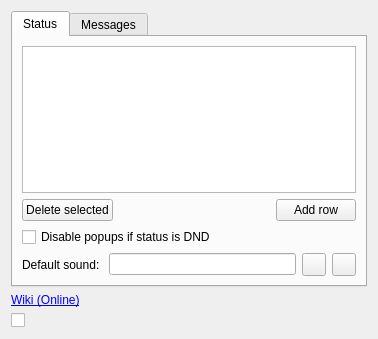
First picture: the form in generic/watcherplugin/options.ui, repository psi-im/plugins, before the edit.
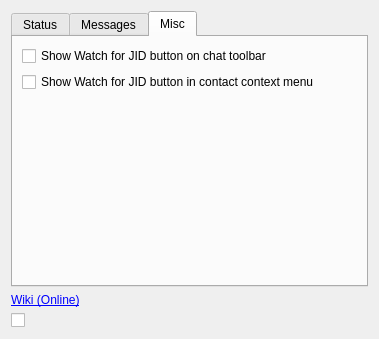
Second picture: the form after the edit. The open tabs and pages were chosen to show the change. Custom widgets are drawn as their Qt base class.

What changed in the file:
```diff
--- a/generic/watcherplugin/options.ui
+++ b/generic/watcherplugin/options.ui
@@ -6,7 +6,7 @@
    <rect>
     <x>0</x>
     <y>0</y>
-    <width>378</width>
+    <width>379</width>
     <height>339</height>
    </rect>
   </property>
@@ -164,6 +164,40 @@
        </item>
       </layout>
      </widget>
+     <widget class="QWidget" name="tab">
+      <attribute name="title">
+       <string>Misc</string>
+      </attribute>
+      <layout class="QVBoxLayout" name="verticalLayout_5">
+       <item>
+        <widget class="QCheckBox" name="cb_showOnToolbar">
+         <property name="text">
+          <string>Show Watch for JID button on chat toolbar</string>
+         </property>
+        </widget>
+       </item>
+       <item>
+        <widget class="QCheckBox" name="cb_showInContext">
+         <property name="text">
+          <string>Show Watch for JID button in contact context menu</string>
+         </property>
+        </widget>
+       </item>
+       <item>
+        <spacer name="verticalSpacer_2">
+         <property name="orientation">
+          <enum>Qt::Vertical</enum>
+         </property>
+         <property name="sizeHint" stdset="0">
+          <size>
+           <width>20</width>
+           <height>40</height>
+          </size>
+         </property>
+        </spacer>
+       </item>
+      </layout>
+     </widget>
     </widget>
    </item>
    <item>
```
